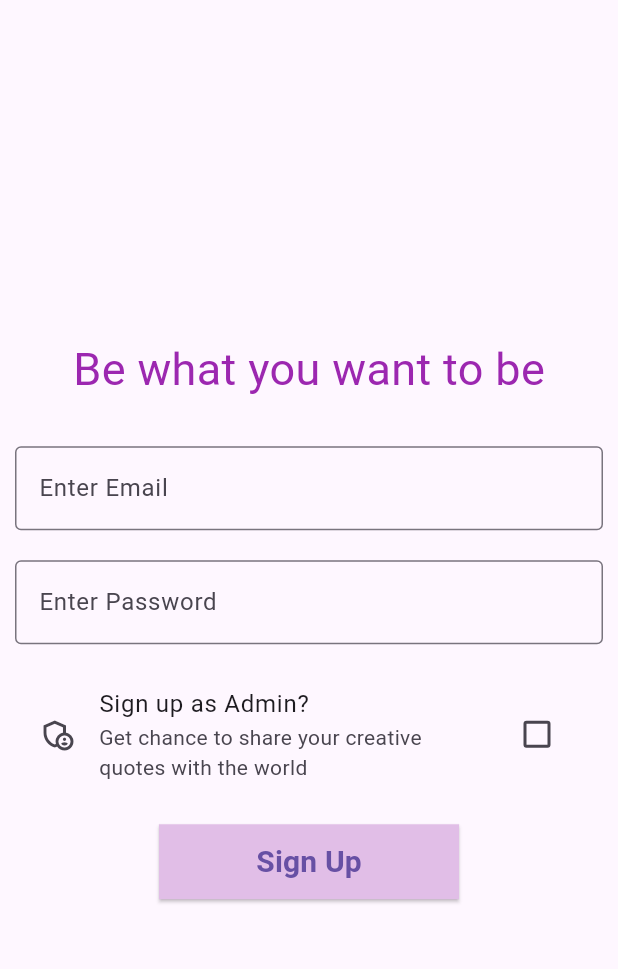
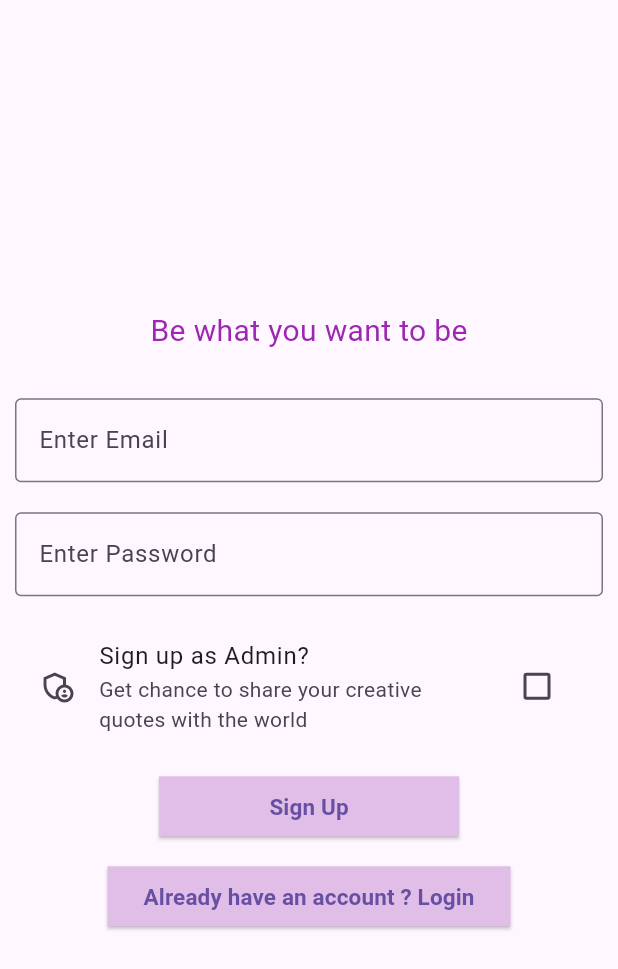
Before and after one commit to avni-7span/quotes_app, a Flutter app: the SignUpScreen screen opened directly, after a tap on "Sign Up", on a phone screen of 412 x 824 dp. Shown: the top 969 px of the screen. Run offline on Flutter 3.47's test engine with Material 3 defaults, Android fonts, the phone set to English and light mode, and no system bars; our stand-ins replace cloud_firestore, equatable, firebase_auth, firebase_core, flutter_bloc, formz; accounts and stored records are empty.

```diff
--- a/lib/core/model/quote_data_model/quotes_data_model.dart
+++ b/lib/core/model/quote_data_model/quotes_data_model.dart
@@ -8,8 +8,12 @@ class Quotes extends Equatable {
 
   static const emptyQuoteData = Quotes(author: '', quote: '');
 
-  static fromFireStore(Map<String, dynamic> data) {
+  static Quotes fromFireStore(Map<String, dynamic> data) {
     return Quotes(quote: data['quote'], author: data['author']);
+  }
+
+  static Map<String, dynamic> toFireStore(Quotes quote) {
+    return {'quote': quote.quote, 'author': quote.author};
   }
 
   @override
--- a/lib/core/model/user_model/user_model.dart
+++ b/lib/core/model/user_model/user_model.dart
@@ -3,6 +3,8 @@ import 'package:equatable/equatable.dart';
 
 class User extends Equatable {
   const User({required this.id, required this.email, required this.isAdmin});
+
+  static const empty = User(id: '', email: '', isAdmin: false);
 
   final String? email;
   final String? id;
--- /dev/null
+++ b/lib/modules/login/bloc/login_event.dart
@@ -0,0 +1,21 @@
+part of 'login_bloc.dart';
+
+class LoginEvent extends Equatable {
+  const LoginEvent();
+  @override
+  List<Object?> get props => [];
+}
+
+class EmailFieldChangeEvent extends LoginEvent {
+  const EmailFieldChangeEvent(this.email);
+  final String email;
+}
+
+class PasswordFieldChangeEvent extends LoginEvent {
+  const PasswordFieldChangeEvent(this.password);
+  final String password;
+}
+
+class LoginButtonPressedEvent extends LoginEvent {
+  const LoginButtonPressedEvent();
+}
--- /dev/null
+++ b/lib/modules/login/bloc/login_state.dart
@@ -0,0 +1,45 @@
+part of 'login_bloc.dart';
+
+enum LoginStateStatus {
+  initial,
+  loading,
+  success,
+  failure,
+  emailChanging,
+  passwordChanging
+}
+
+class LoginState extends Equatable {
+  const LoginState(
+      {this.status = LoginStateStatus.initial,
+      this.email = const Email.pure(),
+      this.password = const Password.pure(),
+      this.isValid = false,
+      this.error = ''
+      });
+
+  final LoginStateStatus status;
+  final Email email;
+  final Password password;
+  final bool isValid;
+  final String error;
+
+  @override
+  List<Object?> get props => [status, password, email, isValid,error];
+
+  LoginState copyWith({
+    LoginStateStatus? status,
+    Email? email,
+    Password? password,
+    bool? isValid,
+    String? error,
+  }) {
+    return LoginState(
+      status: status ?? this.status,
+      email: email ?? this.email,
+      password: password ?? this.password,
+      isValid: isValid ?? this.isValid,
+      error: error ?? this.error,
+    );
+  }
+}
--- a/lib/modules/quotes/bloc/quote_data_event.dart
+++ b/lib/modules/quotes/bloc/quote_data_event.dart
@@ -10,3 +10,7 @@ class FetchQuoteDataEvent extends QuoteDataEvent {
   const FetchQuoteDataEvent();
   // final int quoteNumber;
 }
+
+class FetchAdminDetailEvent extends QuoteDataEvent {
+  const FetchAdminDetailEvent();
+}
--- a/lib/modules/quotes/bloc/quote_data_state.dart
+++ b/lib/modules/quotes/bloc/quote_data_state.dart
@@ -1,24 +1,29 @@
 part of 'quote_data_bloc.dart';
 
-enum QuoteStateStatus { initial, loading, loaded, error }
+enum QuoteStateStatus { initial, loading, loaded, error, adminFetched }
 
 class QuoteDataState extends Equatable {
   const QuoteDataState(
-      {this.status = QuoteStateStatus.initial, this.listOfQuotes = const []});
+      {this.status = QuoteStateStatus.initial,
+      this.listOfQuotes = const [],
+      this.user = User.empty});
 
   final QuoteStateStatus status;
   final List<Quotes> listOfQuotes;
+  final User user;
 
   @override
-  List<Object?> get props => [status, listOfQuotes];
+  List<Object?> get props => [status, listOfQuotes, user];
 
   QuoteDataState copyWith({
     QuoteStateStatus? status,
     List<Quotes>? listOfQuotes,
+    User? user,
   }) {
     return QuoteDataState(
       status: status ?? this.status,
       listOfQuotes: listOfQuotes ?? this.listOfQuotes,
+      user: user ?? this.user,
     );
   }
 }
--- a/lib/modules/sign_up/bloc/sign_up_bloc.dart
+++ b/lib/modules/sign_up/bloc/sign_up_bloc.dart
@@ -1,16 +1,19 @@
 import 'package:cloud_firestore/cloud_firestore.dart';
 import 'package:equatable/equatable.dart';
 import 'package:formz/formz.dart';
+import 'package:quotes_app/core/authentication%20repository/authentication_failure.dart';
 import 'package:quotes_app/core/authentication%20repository/authentication_repository.dart';
 import 'package:quotes_app/core/validators/email_validator.dart';
 import 'package:quotes_app/core/validators/password_validator.dart';
 import 'package:flutter_bloc/flutter_bloc.dart';
+
 part 'sign_up_event.dart';
 
 part 'sign_up_state.dart';
 
 class SignUpBloc extends Bloc<SignUpEvent, SignUpState> {
   SignUpBloc() : super(const SignUpState(status: SignUpStateStatus.initial)) {
+    on<SignUpEvent>((event, emit) {});
     on<EmailChangeEvent>((event, emit) {
       final email = Email.dirty(event.email);
       emit(
@@ -34,7 +37,7 @@ class SignUpBloc extends Bloc<SignUpEvent, SignUpState> {
         emit(state.copyWith(isAdmin: event.isAdmin));
       },
     );
-    on<SignUpEvent>((event, emit) async {
+    on<SigneUpButtonPressed>((event, emit) async {
       final email = Email.dirty(state.email.value);
       final password = Password.dirty(state.password.value);
       emit(
@@ -56,8 +59,16 @@ class SignUpBloc extends Bloc<SignUpEvent, SignUpState> {
             'isAdmin': state.isAdmin
           });
           emit(state.copyWith(status: SignUpStateStatus.success));
+        } on FirebaseException catch (e) {
+          emit(
+            state.copyWith(
+                status: SignUpStateStatus.failure,
+                error: SignUpWithEmailAndPasswordFailure(e.code).message),
+          );
         } catch (e) {
-          emit(state.copyWith(status: SignUpStateStatus.failure));
+          emit(state.copyWith(
+              status: SignUpStateStatus.failure,
+              error: 'Something went wrong'));
         }
       }
     });
--- a/lib/modules/sign_up/bloc/sign_up_event.dart
+++ b/lib/modules/sign_up/bloc/sign_up_event.dart
@@ -20,3 +20,7 @@ class AdminCheckEvent extends SignUpEvent {
   const AdminCheckEvent(this.isAdmin);
   final bool isAdmin;
 }
+
+class SigneUpButtonPressed extends SignUpEvent {
+  const SigneUpButtonPressed();
+}
--- a/lib/modules/sign_up/bloc/sign_up_state.dart
+++ b/lib/modules/sign_up/bloc/sign_up_state.dart
@@ -1,6 +1,6 @@
 part of 'sign_up_bloc.dart';
 
-enum SignUpStateStatus { initial, loading, success, failure, error }
+enum SignUpStateStatus { initial, loading, success, failure }
 
 class SignUpState extends Equatable {
   const SignUpState(
@@ -8,16 +8,18 @@ class SignUpState extends Equatable {
       this.email = const Email.pure(),
       this.password = const Password.pure(),
       this.isValid = false,
-      this.isAdmin = false});
+      this.isAdmin = false,
+      this.error = ''});
 
   final SignUpStateStatus status;
   final Email email;
   final Password password;
   final bool isValid;
   final bool isAdmin;
+  final String error;
 
   @override
-  List<Object?> get props => [status, password, email, isValid, isAdmin];
+  List<Object?> get props => [status, password, email, isValid, isAdmin, error];
 
   SignUpState copyWith({
     SignUpStateStatus? status,
@@ -25,6 +27,7 @@ class SignUpState extends Equatable {
     Password? password,
     bool? isValid,
     bool? isAdmin,
+    String? error,
   }) {
     return SignUpState(
       status: status ?? this.status,
@@ -32,6 +35,7 @@ class SignUpState extends Equatable {
       password: password ?? this.password,
       isValid: isValid ?? this.isValid,
       isAdmin: isAdmin ?? this.isAdmin,
+      error: error ?? this.error,
     );
   }
 }
--- a/lib/modules/sign_up/screens/sign_up_screen.dart
+++ b/lib/modules/sign_up/screens/sign_up_screen.dart
@@ -1,5 +1,7 @@
 import 'package:flutter/material.dart';
 import 'package:flutter_bloc/flutter_bloc.dart';
+import 'package:quotes_app/modules/login/screens/login_screen.dart';
+import 'package:quotes_app/modules/quotes/screens/quote_screen.dart';
 import 'package:quotes_app/modules/sign_up/bloc/sign_up_bloc.dart';
 
 class SignUpScreen extends StatefulWidget {
@@ -17,23 +19,45 @@ class _SignUpScreenState extends State<SignUpScreen> {
     return Scaffold(
       body: Padding(
         padding: const EdgeInsets.all(10),
+        child: BlocListener<SignUpBloc, SignUpState>(
+          listener: (context, state) {
+            if (state.status == SignUpStateStatus.failure) {
+              ScaffoldMessenger.of(context).showSnackBar(
+                SnackBar(
+                  content: Text(state.error),
+                ),
+              );
+              return;
+            }
+            if (state.status == SignUpStateStatus.success) {
+              Navigator.pushReplacement(
+                context,
+                MaterialPageRoute(
+                  builder: (context) => const QuoteScreen(),
+                ),
+              );
+            }
+          },
+          child: Center(
             child: BlocBuilder<SignUpBloc, SignUpState>(
               builder: (context, state) {
-            return Column(
+                return SingleChildScrollView(
+                  child: Column(
                     mainAxisAlignment: MainAxisAlignment.center,
                     children: [
                       const Text(
                         'Be what you want to be',
-                  style: TextStyle(color: Colors.purple, fontSize: 30),
+                        style: TextStyle(color: Colors.purple, fontSize: 20),
                       ),
                       const SizedBox(height: 30),
                       TextFormField(
-                  onChanged: (value) =>
-                      context.read<SignUpBloc>().add(EmailChangeEvent(value)),
+                        onChanged: (value) => context
+                            .read<SignUpBloc>()
+                            .add(EmailChangeEvent(value)),
                         decoration: InputDecoration(
                             border: const OutlineInputBorder(),
                             labelText: 'Enter Email',
-                      errorText: state.email.displayError != null
+                            errorText: state.password.displayError != null
                                 ? 'Invalid Email'
                                 : null),
                       ),
@@ -51,7 +75,8 @@ class _SignUpScreenState extends State<SignUpScreen> {
                       ),
                       const SizedBox(height: 20),
                       CheckboxListTile(
-                  secondary: const Icon(Icons.admin_panel_settings_outlined),
+                        secondary:
+                            const Icon(Icons.admin_panel_settings_outlined),
                         value: _isChecked,
                         selected: _isChecked,
                         onChanged: (value) {
@@ -65,7 +90,7 @@ class _SignUpScreenState extends State<SignUpScreen> {
                       ),
                       const SizedBox(height: 20),
                       SizedBox(
-                  height: 50,
+                        height: 40,
                         width: 200,
                         child: ElevatedButton(
                           style: ElevatedButton.styleFrom(
@@ -76,18 +101,46 @@ class _SignUpScreenState extends State<SignUpScreen> {
                             context
                                 .read<SignUpBloc>()
                                 .add(AdminCheckEvent(_isChecked));
-                      context.read<SignUpBloc>().add(const SignUpEvent());
+                            context
+                                .read<SignUpBloc>()
+                                .add(const SigneUpButtonPressed());
                           },
                           child: const Text(
                             'Sign Up',
-                      style:
-                          TextStyle(fontWeight: FontWeight.bold, fontSize: 20),
+                            style: TextStyle(
+                                fontWeight: FontWeight.bold, fontSize: 15),
                           ),
                         ),
-                )
-              ],
+                      ),
+                      const SizedBox(height: 20),
+                      SizedBox(
+                        height: 40,
+                        child: ElevatedButton(
+                          style: ElevatedButton.styleFrom(
+                            backgroundColor: Colors.purple.shade100,
+                            shape: const RoundedRectangleBorder(),
+                          ),
+                          onPressed: () {
+                            Navigator.pushReplacement(
+                              context,
+                              MaterialPageRoute(
+                                builder: (context) => const LoginScreen(),
+                              ),
                             );
                           },
+                          child: const Text(
+                            'Already have an account ? Login',
+                            style: TextStyle(
+                                fontWeight: FontWeight.bold, fontSize: 15),
+                          ),
+                        ),
+                      ),
+                    ],
+                  ),
+                );
+              },
+            ),
+          ),
         ),
       ),
     );
```
Also changed, not shown: lib/core/authentication repository/authentication_failure.dart (added, +67 -0 lines), lib/main.dart (+10 -4 lines), lib/modules/create_quote/admin_quote_bloc.dart (added, +11 -0 lines), lib/modules/create_quote/admin_quote_event.dart (added, +12 -0 lines), lib/modules/create_quote/admin_quote_state.dart (added, +20 -0 lines), lib/modules/create_quote/create_quote_screen.dart (added, +47 -0 lines), lib/modules/login/bloc/login_bloc.dart (added, +65 -0 lines), lib/modules/login/screens/login_screen.dart (added, +119 -0 lines), lib/modules/quotes/bloc/quote_data_bloc.dart (+19 -0 lines), lib/modules/quotes/screens/quote_screen.dart (+19 -1 lines). Lines whose indentation alone changed are shown as unchanged.
